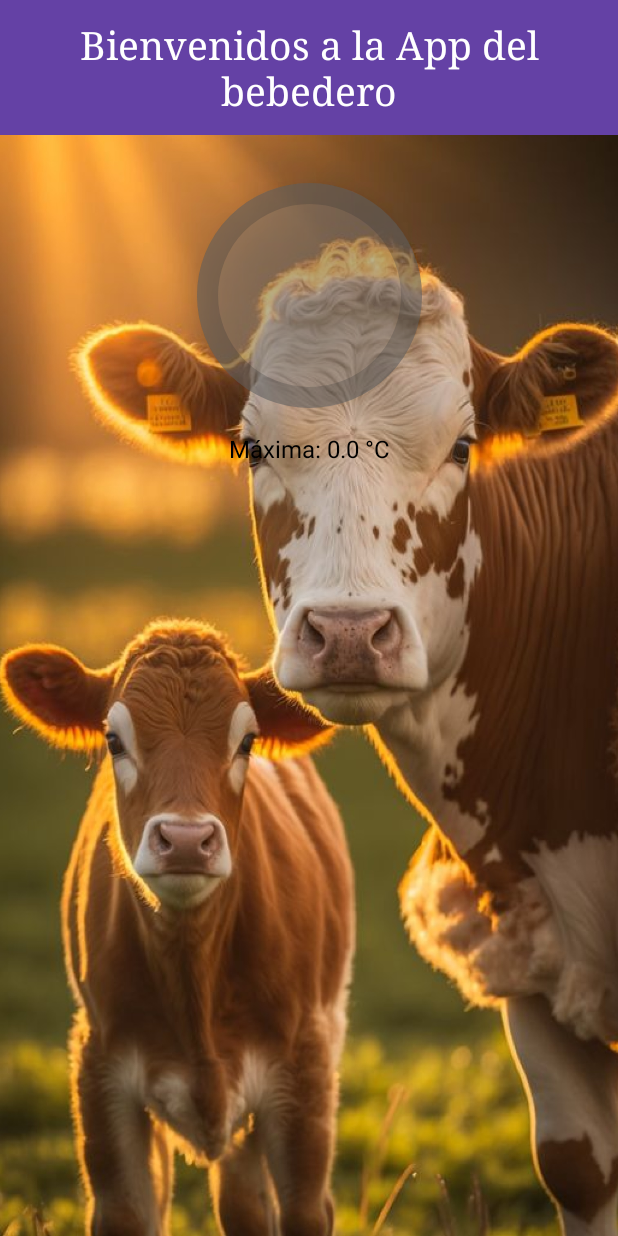
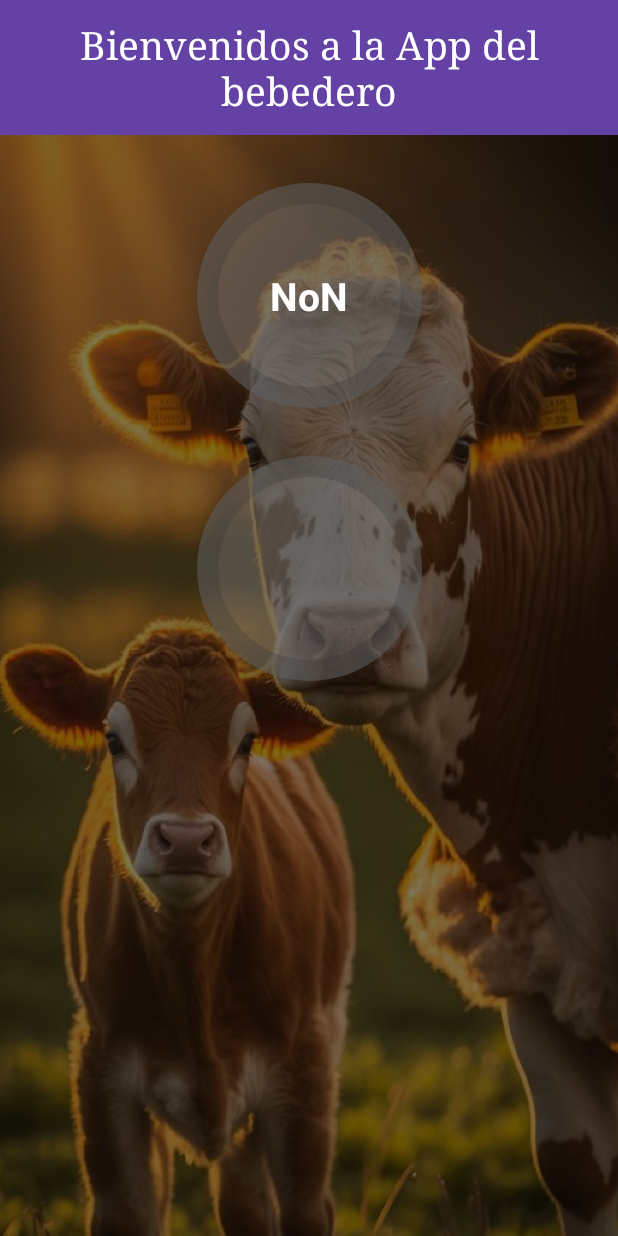
Before and after one commit to sabrinabaungartner/Bebedero-vacas, an Android app: the screen it shows after launch (MainActivity), on a phone screen of 412 x 824 dp. Run offline under Robolectric (Android 15) with nearby library versions, the phone set to English and light mode, and no system bars; our stand-ins replace Firebase (no records; nobody signed in at launch, a user with empty details on screens opened directly).

Commit message:
se agrego un nuevo progress bar

```diff
--- a/Proyectofinalbebedero/app/src/main/java/com/example/proyecto_final_bebedero/FirebaseDatabaseHandler.kt
+++ b/Proyectofinalbebedero/app/src/main/java/com/example/proyecto_final_bebedero/FirebaseDatabaseHandler.kt
@@ -108,4 +108,46 @@ class FirebaseDatabaseHandler : FirebaseDatabaseInterface {
             }
         })
     }
+
+    override fun getWaterLevels(listener: (List<Double>) -> Unit) {
+        val backupsRef = mDatabase.child("datos_backup") // get reference to backup values
+
+        // Agregar el listener para los datos de backup
+        backupsRef.addValueEventListener(object : ValueEventListener {
+            override fun onDataChange(dataSnapshot: DataSnapshot) {
+                val level_values = mutableListOf<Double>()
+
+                // Iterar sobre cada backup
+                for (backupSnapshot in dataSnapshot.children) {
+                    val level = backupSnapshot.child("temperatura_agua").getValue(Double::class.java)
+                    // Verificar si la temperatura está disponible en el backup
+                    if (level != null) {
+                        level_values.add(level)
+                    }
+                }
+
+                listener(level_values) // Llamar al callback con la lista de temperaturas obtenidas
+            }
+
+            override fun onCancelled(databaseError: DatabaseError) {
+                // Manejar el error, si es necesario
+            }
+        })
+    }
+
+    override fun getMaxWaterLevel(listener: (Double) -> Unit) {
+        val maxWaterLevelRef = mDatabase.child("parametros").child("nivel_agua") //Ref maxWaterLevel
+
+        // listener max water level
+        maxWaterLevelRef.addValueEventListener(object : ValueEventListener {
+            override fun onDataChange(dataSnapshot: DataSnapshot) {
+                val maxWaterLevel = dataSnapshot.getValue(Double::class.java) ?: 0.0 // get max water level
+                listener(maxWaterLevel) // call callback with value obtained
+            }
+
+            override fun onCancelled(databaseError: DatabaseError) {
+                // Manejar el error, si es necesario
+            }
+        })
+    }
 }
--- a/Proyectofinalbebedero/app/src/main/java/com/example/proyecto_final_bebedero/FirebaseDatabaseInterface.kt
+++ b/Proyectofinalbebedero/app/src/main/java/com/example/proyecto_final_bebedero/FirebaseDatabaseInterface.kt
@@ -9,4 +9,8 @@ interface FirebaseDatabaseInterface {
     fun getMaxWaterTemperature(listener: (Double) -> Unit) //listener lambda function
 
     fun getWaterTemperatures(listener: (List<Double>) -> Unit) //listener lambda function
+
+    fun getMaxWaterLevel(listener: (Double) -> Unit) //listener lambda function
+
+    fun getWaterLevels(listener: (List<Double>) -> Unit) //listener lambda function
 }
--- a/Proyectofinalbebedero/app/src/main/java/com/example/proyecto_final_bebedero/MainActivity.kt
+++ b/Proyectofinalbebedero/app/src/main/java/com/example/proyecto_final_bebedero/MainActivity.kt
@@ -10,21 +10,17 @@ import androidx.appcompat.app.AppCompatActivity
 class MainActivity : AppCompatActivity() {
     private val firebaseDatabaseInterface: FirebaseDatabaseInterface = FirebaseDatabaseHandler()
     private var maxTemperature: Double = 0.0
+    private var maxWaterLevel: Double = 0.0
 
-    private lateinit var progressBar: ProgressBar
-    private lateinit var maxTemperatureTextView: TextView
-    private lateinit var averageTemperatureTextView: TextView
+    private lateinit var progressBarWaterTemperature: ProgressBar
+    private lateinit var progressBarWaterLevel: ProgressBar
     private lateinit var percentageTextView: TextView
 
     override fun onCreate(savedInstanceState: Bundle?) {
         super.onCreate(savedInstanceState)
         setContentView(R.layout.activity_main)
 
-        // Inicializar las vistas
-        progressBar = findViewById(R.id.circularProgressBar)
-        maxTemperatureTextView = findViewById(R.id.maxTemperatureTextView)
-        averageTemperatureTextView = findViewById(R.id.averageTemperatureTextView)
-        percentageTextView = findViewById(R.id.percentageTextView)
+        initTemperatureViews()
 
         // Escuchar cambios en los valores de la base de datos y actualizar la interfaz de usuario
         firebaseDatabaseInterface.getMaxWaterTemperature { temperature ->
@@ -37,29 +33,33 @@ class MainActivity : AppCompatActivity() {
         }
     }
 
+    private fun initTemperatureViews() {
+        progressBarWaterTemperature = findViewById(R.id.circularProgressBarWaterTemperature)
+        progressBarWaterLevel = findViewById(R.id.circularProgressBarWaterLevel) // Inicializar la segunda ProgressBar
+        percentageTextView = findViewById(R.id.percentageTextView)
+    }
+
     @SuppressLint("SetTextI18n")
     private fun updateWaterTemperatureValues() {
         // Obtener la temperatura máxima y establecerla en el TextView correspondiente
-        maxTemperatureTextView.text = "Máxima: $maxTemperature °C"
-        Log.d("MainActivity", "Temperatura máxima: $maxTemperature")
-
-        //progressBar.max = maxTemperature.toInt()
-
-        // Obtener las temperaturas y calcular el promedio
         firebaseDatabaseInterface.getWaterTemperatures { temperatures ->
             if (temperatures.isNotEmpty()) {
                 val averageTemperature = temperatures.average()
                 Log.d("MainActivity", "Temperatura promedio: $averageTemperature")
-                averageTemperatureTextView.text = "Promedio: $averageTemperature °C"
 
                 // Mostrar el valor promedio, una barra invertida y luego la temperatura máxima en el TextView
                 percentageTextView.text = "${averageTemperature.toInt()}ºC / ${maxTemperature.toInt()}ºC"
 
                 // Calcular el porcentaje y actualizar el progreso del ProgressBar
                 val progressBarPercentage = ((averageTemperature * 100) / maxTemperature).toInt()
-                progressBar.progress = progressBarPercentage
+                Log.d("MainActivity", "Porcentaje: $progressBarPercentage")
+                progressBarWaterTemperature.progress = progressBarPercentage
+                progressBarWaterLevel.progress = progressBarPercentage // Actualizar la segunda ProgressBar
             } else {
                 Log.d("MainActivity", "No hay datos de temperatura disponibles")
+                percentageTextView.text = "NoN"
+                progressBarWaterTemperature.progress = 0
+                progressBarWaterLevel.progress = 0 // Actualizar la segunda ProgressBar
             }
         }
     }
--- a/Proyectofinalbebedero/app/src/main/res/layout/activity_main.xml
+++ b/Proyectofinalbebedero/app/src/main/res/layout/activity_main.xml
@@ -8,39 +8,77 @@
     tools:context=".MainActivity"
     android:background="@drawable/background">
 
-    <!-- Include circle style and ProgressBar style -->
-    <include
-        layout="@layout/circle_progress_view"
+    <!-- background with semi gray -->
+    <View
+        android:id="@+id/view"
+        android:layout_width="match_parent"
+        android:layout_height="match_parent"
+        android:background="#80000000"
+        app:layout_constraintBottom_toBottomOf="parent"
+        app:layout_constraintEnd_toEndOf="parent"
+        app:layout_constraintStart_toStartOf="parent"
+        app:layout_constraintTop_toTopOf="parent" />
+
+    <!-- Include circle style and ProgressBar style for first circularBackground -->
+    <RelativeLayout
+        android:id="@+id/circularBackground1"
         android:layout_width="150dp"
         android:layout_height="150dp"
         android:layout_marginTop="32dp"
+        android:background="@drawable/circular_background"
+        android:elevation="20dp"
         app:layout_constraintTop_toBottomOf="@id/myView"
         app:layout_constraintStart_toStartOf="parent"
-        app:layout_constraintEnd_toEndOf="parent" />
+        app:layout_constraintEnd_toEndOf="parent" >
 
-    <!-- TextView: show max temperature -->
-    <TextView
-        android:id="@+id/maxTemperatureTextView"
-        android:layout_width="wrap_content"
-        android:layout_height="wrap_content"
-        android:textColor="#000000"
-        android:textSize="16sp"
-        android:layout_marginTop="16dp"
-        app:layout_constraintTop_toBottomOf="@id/circularBackground"
+        <ProgressBar
+            android:id="@+id/circularProgressBarWaterTemperature"
+            style="?android:attr/progressBarStyleHorizontal"
+            android:layout_width="match_parent"
+            android:layout_height="match_parent"
+            android:indeterminate="false"
+            android:max="100"
+            android:progress="0"
+            android:layout_centerInParent="true"
+            android:progressDrawable="@drawable/circular_progress_drawable" />
+
+        <!-- TextView para mostrar el valor promedio y la temperatura máxima -->
+        <TextView
+            android:id="@+id/percentageTextView"
+            android:layout_width="wrap_content"
+            android:layout_height="wrap_content"
+            android:layout_centerInParent="true"
+            android:gravity="center"
+            android:textColor="#FFFFFF"
+            android:textSize="26sp"
+            android:textStyle="bold" />
+    </RelativeLayout>
+
+    <!-- Include circle style and ProgressBar style for second circularBackground -->
+    <RelativeLayout
+        android:id="@+id/circularBackground2"
+        android:layout_width="150dp"
+        android:layout_height="150dp"
+        android:layout_marginTop="32dp"
+        android:background="@drawable/circular_background"
+        android:elevation="20dp"
+        app:layout_constraintTop_toBottomOf="@id/circularBackground1"
         app:layout_constraintStart_toStartOf="parent"
-        app:layout_constraintEnd_toEndOf="parent"/>
+        app:layout_constraintEnd_toEndOf="parent" >
 
-    <!-- TextView: show average temperature -->
-    <TextView
-        android:id="@+id/averageTemperatureTextView"
-        android:layout_width="wrap_content"
-        android:layout_height="wrap_content"
-        android:textColor="#000000"
-        android:textSize="16sp"
-        android:layout_marginTop="8dp"
-        app:layout_constraintTop_toBottomOf="@id/maxTemperatureTextView"
-        app:layout_constraintStart_toStartOf="parent"
-        app:layout_constraintEnd_toEndOf="parent"/>
+        <!-- ProgressBar circular water level -->
+        <ProgressBar
+            android:id="@+id/circularProgressBarWaterLevel"
+            style="?android:attr/progressBarStyleHorizontal"
+            android:layout_width="match_parent"
+            android:layout_height="match_parent"
+            android:indeterminate="false"
+            android:max="100"
+            android:progress="0"
+            android:layout_centerInParent="true"
+            android:progressDrawable="@drawable/circular_progress_drawable" />
+
+    </RelativeLayout>
 
     <!-- Top bar with text -->
     <View
--- a/Proyectofinalbebedero/app/src/main/res/layout/circle_progress_view.xml
+++ b/Proyectofinalbebedero/app/src/main/res/layout/circle_progress_view.xml
@@ -23,7 +23,7 @@
         android:id="@+id/percentageTextView"
         android:layout_width="wrap_content"
         android:layout_height="wrap_content"
-        android:textColor="#000000"
+        android:textColor="#FFFFFF"
         android:textSize="26sp"
         android:textStyle="bold"
         android:layout_centerInParent="true"
```
